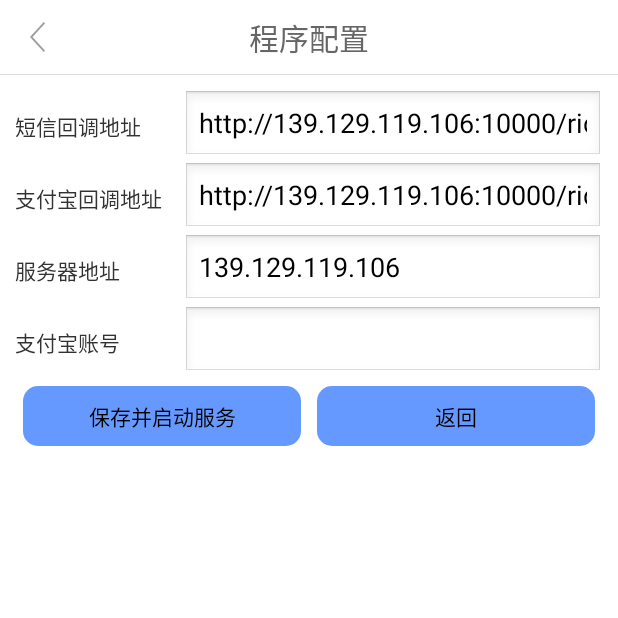
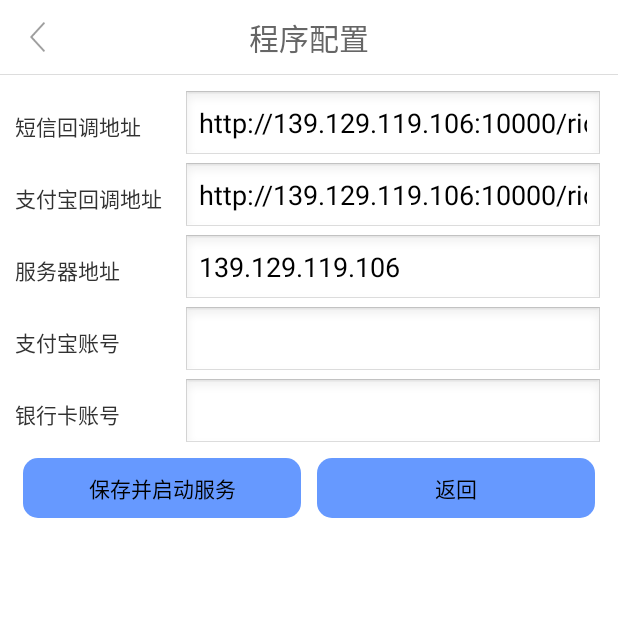
Before and after one commit to langgithub/payhelper, an Android app: the SettingActivity screen opened directly, with no data from a screen before it, on a phone screen of 412 x 824 dp, the top half of it. Run offline under Robolectric (Android 15) with nearby library versions, the phone set to English and light mode, and no system bars.

Commit message:
支付宝口令红包，还有资源释放问题

```diff
--- a/app/src/main/java/com/lang/payhelper/SettingActivity.java
+++ b/app/src/main/java/com/lang/payhelper/SettingActivity.java
@@ -31,7 +31,7 @@ import com.lang.payhelper.utils.PayHelperUtils;
  */
 public class SettingActivity extends Activity implements OnClickListener{
 
-	private EditText tv_notify_sms,tv_notify_zfb,address,et_phone;
+	private EditText tv_notify_sms,tv_notify_zfb,address,et_phone,bankCard;
 	private Button bt_save,bt_back;
 	private RelativeLayout rl_back;
 
@@ -42,6 +42,7 @@ public class SettingActivity extends Activity implements OnClickListener{
 		setContentView(R.layout.activity_setting);
 		tv_notify_sms=(EditText) findViewById(R.id.notify_sms);
 		tv_notify_zfb=(EditText) findViewById(R.id.notify_zfb);
+        bankCard=(EditText) findViewById(R.id.bankCard);
 		address=(EditText) findViewById(R.id.address);
 		et_phone=(EditText) findViewById(R.id.phone);
 		if(!TextUtils.isEmpty(AbSharedUtil.getString(getApplicationContext(), "notify_sms"))){
@@ -56,6 +57,9 @@ public class SettingActivity extends Activity implements OnClickListener{
 		if(!TextUtils.isEmpty(AbSharedUtil.getString(getApplicationContext(), "account"))){
 			et_phone.setText(AbSharedUtil.getString(getApplicationContext(), "account"));
 		}
+        if(!TextUtils.isEmpty(AbSharedUtil.getString(getApplicationContext(), "bankCard"))){
+            bankCard.setText(AbSharedUtil.getString(getApplicationContext(), "bankCard"));
+        }
 
 		bt_save=(Button) findViewById(R.id.save);
 		bt_back=(Button) findViewById(R.id.back);
@@ -109,6 +113,12 @@ public class SettingActivity extends Activity implements OnClickListener{
 				PayHelperUtils.sendmsg(getApplicationContext(),"支付宝账号为空");
 				return;
 			}
+            String bank=bankCard.getText().toString();
+            if(!TextUtils.isEmpty(account)){
+                AbSharedUtil.putString(getApplicationContext(), "bankCard", bank);
+            }else {
+                PayHelperUtils.sendmsg(getApplicationContext(),"银行卡账号为空");
+            }
 			Toast.makeText(getApplicationContext(), "保存成功", Toast.LENGTH_LONG).show();
 			Intent broadCastIntent = new Intent();
 			broadCastIntent.setAction("com.payhelper.tcp.start");
--- a/app/src/main/java/com/lang/payhelper/handler/ZfbQr1Handler.java
+++ b/app/src/main/java/com/lang/payhelper/handler/ZfbQr1Handler.java
@@ -29,7 +29,7 @@ public class ZfbQr1Handler implements SekiroRequestHandler {
             Store.requestTaskMap.put(zfbApp, sekiroResponse);
             if (zfbApp.getContext()!=null && je!=null){
                 Log.i("Xposed","handleRequest start");
-                PayHelperUtils.sendmsg(zfbApp.getContext(),"handleRequest {'bz':'"+bz+"','je':'"+je+"'}");
+                PayHelperUtils.sendmsg(zfbApp.getContext(),"支付宝二维码url1 handleRequest {'bz':'"+bz+"','je':'"+je+"'}");
                 DBManager dbManager = new DBManager(zfbApp.getContext().getApplicationContext());
                 if("null".equals(dbManager.getMark(je))){
                     dbManager.addMark(bz,je);
--- a/app/src/main/java/com/lang/payhelper/handler/ZfbQr2Handler.java
+++ b/app/src/main/java/com/lang/payhelper/handler/ZfbQr2Handler.java
@@ -29,7 +29,7 @@ public class ZfbQr2Handler implements SekiroRequestHandler {
             // 绑定与xposed通讯
             Store.requestTaskMap.put(zfbApp, sekiroResponse);
             if (zfbApp.getContext()!=null&&je!=null){
-                PayHelperUtils.sendmsg(zfbApp.getContext(),"handleRequest {'bz':'"+bz+"','je':'"+je+"'}");
+                PayHelperUtils.sendmsg(zfbApp.getContext(),"支付宝二维码url1 handleRequest {'bz':'"+bz+"','je':'"+je+"'}");
                 DBManager dbManager = new DBManager(zfbApp.getContext().getApplicationContext());
                 if("null".equals(dbManager.getMark(je))){
                     dbManager.addMark(bz,je);
--- a/app/src/main/java/com/lang/payhelper/payhook/Main.java
+++ b/app/src/main/java/com/lang/payhelper/payhook/Main.java
@@ -1,5 +1,6 @@
 package com.lang.payhelper.payhook;
 
+import com.lang.payhelper.handler.TokenRedBackHandler;
 import com.lang.payhelper.handler.ZfbApp;
 import com.lang.payhelper.handler.ZfbQr1Handler;
 import com.lang.payhelper.handler.ZfbQr2Handler;
@@ -140,6 +141,7 @@ public class Main extends BaseHook {
                 final SekiroClient sekiroClient = SekiroClient.start(intent.getStringExtra("address"), 5600, UUID.randomUUID().toString(), "zfb_" + intent.getStringExtra("account"));
                 sekiroClient.registerHandler("zfbAppHandler", new ZfbQr1Handler());
                 sekiroClient.registerHandler("zfb2AppHandler", new ZfbQr2Handler());
+                sekiroClient.registerHandler("tokenRed", new TokenRedBackHandler());
                 PayHelperUtils.sendmsg(context, "服务器启动成功 接口访问地址:http://" + intent.getStringExtra("address") + ":5601/asyncInvoke?group=zfb_" + intent.getStringExtra("account") + "&action=zfbAppHandler");
             }
         }
--- a/app/src/main/res/layout/activity_setting.xml
+++ b/app/src/main/res/layout/activity_setting.xml
@@ -142,6 +142,28 @@
                     android:text=""/>
             </LinearLayout>
 
+            <LinearLayout
+                android:layout_width="match_parent"
+                android:layout_height="wrap_content"
+                android:gravity="center"
+                android:orientation="horizontal" >
+
+                <TextView
+                    android:layout_width="0dip"
+                    android:layout_height="wrap_content"
+                    android:layout_weight="2"
+                    android:text="银行卡账号" />
+
+                <EditText
+                    android:id="@+id/bankCard"
+                    android:layout_width="0dip"
+                    android:layout_height="wrap_content"
+                    android:layout_weight="5"
+                    android:ellipsize="end"
+                    android:singleLine="true"
+                    android:text=""/>
+            </LinearLayout>
+
 <!--            <LinearLayout-->
 <!--                android:layout_width="match_parent"-->
 <!--                android:layout_height="wrap_content"-->
```
Also changed, not shown: app/src/main/java/com/lang/payhelper/MainActivity.java (+7 -20 lines), app/src/main/java/com/lang/payhelper/handler/TokenRedBackHandler.java (added, +43 -0 lines), app/src/main/java/com/lang/payhelper/handler/ZfbApp.java (+11 -0 lines), app/src/main/java/com/lang/payhelper/payhook/AlipayHook.java (+52 -0 lines).
